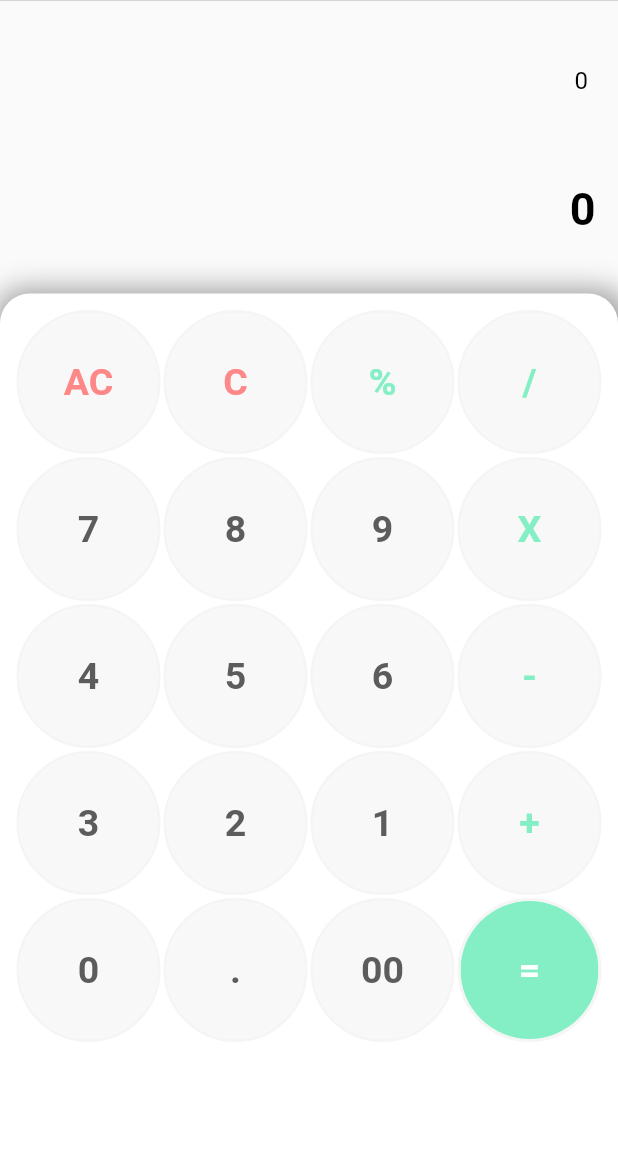
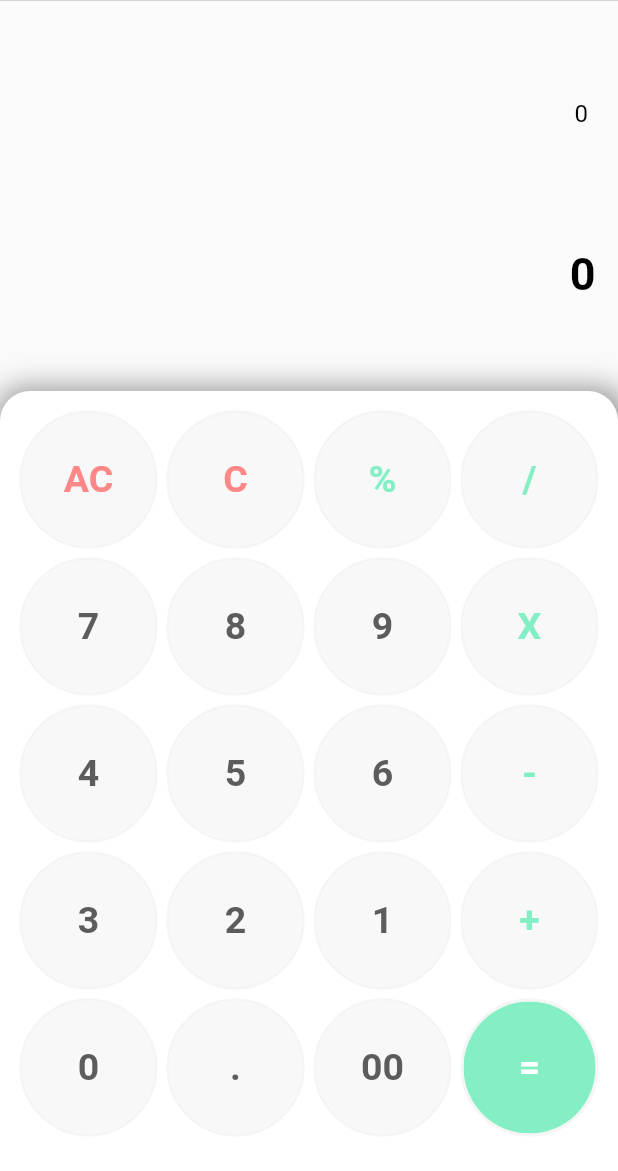
Before and after one commit to barimehdi77/Mobile-flutter, a Flutter app: the screen it shows after launch, on a phone screen of 412 x 824 dp, the part 65-1236 px from its top. Run offline on Flutter 3.47's test engine with Material 2 defaults, Android fonts, the phone set to English and light mode, and no system bars.

Commit message:
feat: ex02 is done

```diff
--- a/calculator_proj/lib/main.dart
+++ b/calculator_proj/lib/main.dart
@@ -67,6 +67,7 @@ class _MyHomePageState extends State<MyHomePage> {
 // • Operators : “ + ”, “ - ”, “ * ”, “ / ”.
   @override
   Widget build(BuildContext context) {
+    var isPortrait = MediaQuery.of(context).orientation == Orientation.portrait;
     return Scaffold(
       appBar: CupertinoNavigationBar(
         middle: Text(widget.title),
@@ -74,6 +75,7 @@ class _MyHomePageState extends State<MyHomePage> {
       body: Column(
         children: [
           Expanded(
+            flex: 1,
             child: Column(
               mainAxisAlignment: MainAxisAlignment.spaceEvenly,
               children: [
@@ -103,7 +105,7 @@ class _MyHomePageState extends State<MyHomePage> {
             ),
           ),
           Expanded(
-            flex: 3,
+            flex: 2,
             child: Container(
               padding: const EdgeInsets.all(10),
               decoration: const BoxDecoration(
@@ -126,8 +128,10 @@ class _MyHomePageState extends State<MyHomePage> {
               ),
               child: GridView.builder(
                 itemCount: buttons.length,
-                gridDelegate: const SliverGridDelegateWithFixedCrossAxisCount(
-                    crossAxisCount: 4),
+                gridDelegate: SliverGridDelegateWithFixedCrossAxisCount(
+                  crossAxisCount: 4,
+                  childAspectRatio: isPortrait ? 1 : 5,
+                ),
                 itemBuilder: (context, index) {
                   if (index == 0 || index == 1) {
                     return MyButton(
@@ -135,6 +139,7 @@ class _MyHomePageState extends State<MyHomePage> {
                       buttonText: buttons[index],
                       color: const Color.fromRGBO(254, 135, 136, 1),
                       onPress: () {
+                        debugPrint(buttons[index]);
                         setState(() {
                           userInput = '0';
                           answer = '0';
@@ -152,6 +157,7 @@ class _MyHomePageState extends State<MyHomePage> {
                       buttonText: buttons[index],
                       color: const Color.fromRGBO(132, 239, 197, 1),
                       onPress: () {
+                        debugPrint(buttons[index]);
                         setState(() {
                           userInput = '0';
                           answer = '0';
@@ -165,6 +171,7 @@ class _MyHomePageState extends State<MyHomePage> {
                       buttonText: buttons[index],
                       color: Colors.white,
                       onPress: () {
+                        debugPrint(buttons[index]);
                         setState(() {
                           userInput = '0';
                           answer = '0';
@@ -177,6 +184,7 @@ class _MyHomePageState extends State<MyHomePage> {
                       buttonText: buttons[index],
                       color: const Color.fromRGBO(92, 92, 92, 1),
                       onPress: () {
+                        debugPrint(buttons[index]);
                         setState(() {
                           userInput = '0';
                           answer = '0';
--- a/calculator_proj/lib/my_button.dart
+++ b/calculator_proj/lib/my_button.dart
@@ -18,9 +18,8 @@ class MyButton extends StatelessWidget {
   Widget build(BuildContext context) {
     return GestureDetector(
       onTap: () => onPress(),
-      child: Padding(
-        padding: const EdgeInsets.all(1),
       child: Container(
+        margin: const EdgeInsets.all(3),
         decoration: BoxDecoration(
           borderRadius: BorderRadius.circular(100),
           border: Border.all(
@@ -45,7 +44,6 @@ class MyButton extends StatelessWidget {
           ),
         ),
       ),
-      ),
     );
   }
 }
```
Lines whose indentation alone changed are shown as unchanged.
